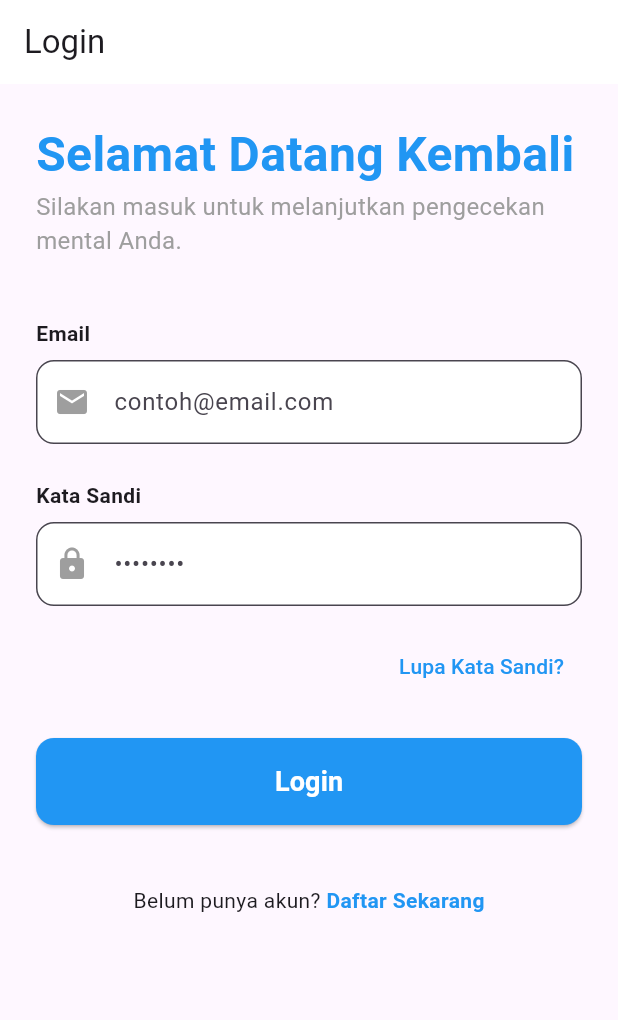
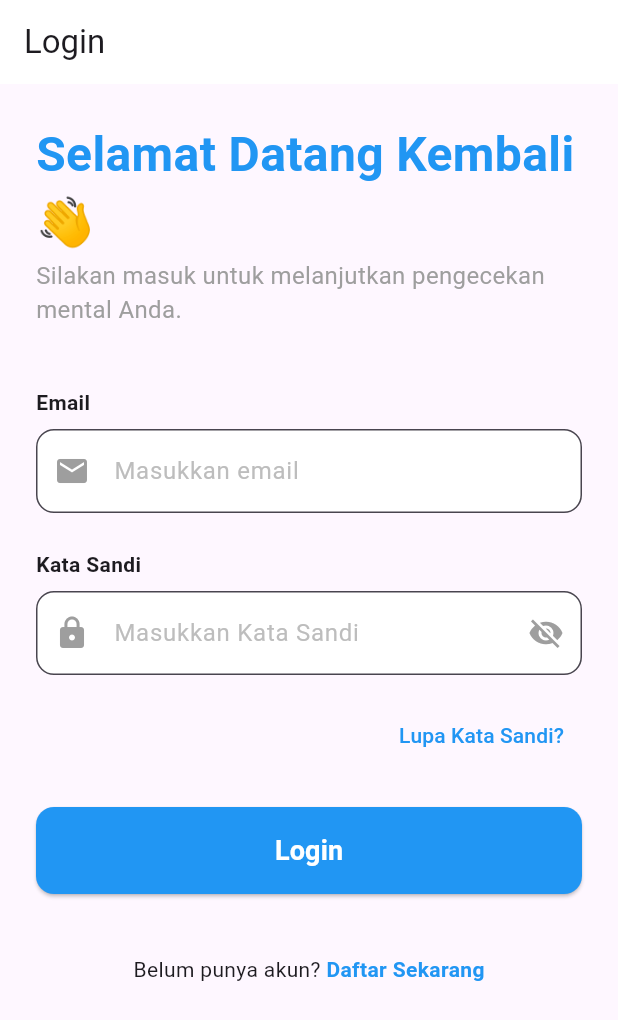
Before and after one commit to ziadsyahrul/Flutter-App-UTS-A-MT, a Flutter app: the screen it shows after launch, on a phone screen of 412 x 824 dp. Shown: the top 1020 px of the screen. Run offline on Flutter 3.47's test engine with Material 3 defaults, Android fonts, the phone set to English and light mode, and no system bars; our stand-ins replace fl_chart, shared_preferences, sqflite; accounts and stored records are empty.

Commit message:
Add Login Logic

```diff
--- a/lib/screens/auth/login_screen.dart
+++ b/lib/screens/auth/login_screen.dart
@@ -1,12 +1,70 @@
 import 'package:flutter/material.dart';
+import 'package:provider/provider.dart';
 import 'package:flutter_app_for_ues/providers/auth_provider.dart';
+import 'package:flutter_app_for_ues/screens/auth/register_screen.dart';
 import 'package:flutter_app_for_ues/screens/home/home_screen.dart';
-import 'package:provider/provider.dart';
 
+// Controllers tetap di luar class untuk akses mudah, meskipun lebih baik di dalam State
 final TextEditingController _emailController = TextEditingController();
 final TextEditingController _passwordController = TextEditingController();
 
-class LoginScreen extends StatelessWidget {
+class LoginScreen extends StatefulWidget {
+  const LoginScreen({
+    super.key,
+  }); // Tambahkan key dan ubah menjadi StatefulWidget
+
+  @override
+  State<LoginScreen> createState() => _LoginScreenState();
+}
+
+class _LoginScreenState extends State<LoginScreen> {
+  // 🔑 Variabel State untuk mengontrol status tampil/sembunyi kata sandi
+  bool _isPasswordVisible = false;
+
+  // Fungsi Pembantu untuk Dekorasi Input Field (Diperbarui untuk mendukung ikon mata)
+  InputDecoration _inputDecoration(
+    String hint,
+    IconData icon, {
+    bool isPassword = false,
+  }) {
+    return InputDecoration(
+      hintText: hint,
+      hintStyle: TextStyle(color: Colors.grey[400]),
+      prefixIcon: Icon(icon, color: Colors.grey),
+
+      // 👁️ Tambahkan Suffix Icon HANYA untuk Password Field
+      suffixIcon: isPassword
+          ? IconButton(
+              icon: Icon(
+                _isPasswordVisible ? Icons.visibility : Icons.visibility_off,
+                color: Colors.grey,
+              ),
+              onPressed: () {
+                // Perbarui state saat ikon mata ditekan
+                setState(() {
+                  _isPasswordVisible = !_isPasswordVisible; // Balik status
+                });
+              },
+            )
+          : null, // Jangan tampilkan ikon jika bukan field password
+
+      border: OutlineInputBorder(
+        borderRadius: BorderRadius.circular(12.0),
+        borderSide: const BorderSide(color: Color(0xFFE0E0E0)),
+      ),
+      focusedBorder: OutlineInputBorder(
+        borderRadius: BorderRadius.circular(12.0),
+        borderSide: const BorderSide(color: Color(0xFF2196F3), width: 2.0),
+      ),
+      filled: true,
+      fillColor: Colors.white,
+      contentPadding: const EdgeInsets.symmetric(
+        vertical: 16.0,
+        horizontal: 10.0,
+      ),
+    );
+  }
+
   @override
   Widget build(BuildContext context) {
     return Scaffold(
@@ -21,7 +79,7 @@ class LoginScreen extends StatelessWidget {
           crossAxisAlignment: CrossAxisAlignment.start,
           children: <Widget>[
             const Text(
-              'Selamat Datang Kembali',
+              'Selamat Datang Kembali 👋',
               style: TextStyle(
                 fontSize: 32,
                 fontWeight: FontWeight.bold,
@@ -34,25 +92,36 @@ class LoginScreen extends StatelessWidget {
             ),
             const SizedBox(height: 40),
 
+            // Field Email
             const Text('Email', style: TextStyle(fontWeight: FontWeight.bold)),
             const SizedBox(height: 8),
             TextFormField(
+              controller: _emailController, // ⬅️ Dihubungkan ke Controller
               keyboardType: TextInputType.emailAddress,
-              decoration: _inputDecoration('contoh@email.com', Icons.email),
+              decoration: _inputDecoration('Masukkan email', Icons.email),
             ),
             const SizedBox(height: 24),
 
+            // Field Kata Sandi
             const Text(
               'Kata Sandi',
               style: TextStyle(fontWeight: FontWeight.bold),
             ),
             const SizedBox(height: 8),
             TextFormField(
-              obscureText: true,
-              decoration: _inputDecoration('••••••••', Icons.lock),
+              controller: _passwordController, // ⬅️ Dihubungkan ke Controller
+              // Kontrol apakah teks disembunyikan menggunakan state _isPasswordVisible
+              obscureText: !_isPasswordVisible,
+              // Panggil dekorasi dengan isPassword: true untuk menampilkan ikon mata
+              decoration: _inputDecoration(
+                'Masukkan Kata Sandi',
+                Icons.lock,
+                isPassword: true,
+              ),
             ),
             const SizedBox(height: 16),
 
+            // Lupa Kata Sandi
             Align(
               alignment: Alignment.centerRight,
               child: TextButton(
@@ -67,6 +136,7 @@ class LoginScreen extends StatelessWidget {
             ),
             const SizedBox(height: 24),
 
+            // Tombol Login
             SizedBox(
               width: double.infinity,
               child: ElevatedButton(
@@ -82,6 +152,8 @@ class LoginScreen extends StatelessWidget {
 
                   if (success) {
                     // Berhasil Login: Ganti layar ke Home
+                    // Pastikan currentUserId tidak null sebelum digunakan
+                    if (auth.currentUserId != null) {
                       Navigator.pushReplacement(
                         context,
                         MaterialPageRoute(
@@ -89,6 +161,7 @@ class LoginScreen extends StatelessWidget {
                               HomeScreen(userId: auth.currentUserId!),
                         ),
                       );
+                    }
                   } else {
                     // Gagal Login: Tampilkan pesan error
                     ScaffoldMessenger.of(context).showSnackBar(
@@ -117,6 +190,7 @@ class LoginScreen extends StatelessWidget {
             ),
             const SizedBox(height: 40),
 
+            // Link ke Register
             Row(
               mainAxisAlignment: MainAxisAlignment.center,
               children: <Widget>[
@@ -124,7 +198,12 @@ class LoginScreen extends StatelessWidget {
                 GestureDetector(
                   onTap: () {
                     // Navigasi ke Halaman Register
-                    // Navigator.push(context, MaterialPageRoute(builder: (context) => const RegisterScreen()));
+                    Navigator.push(
+                      context,
+                      MaterialPageRoute(
+                        builder: (context) => const RegisterScreen(),
+                      ),
+                    );
                   },
                   child: const Text(
                     'Daftar Sekarang',
@@ -141,30 +220,4 @@ class LoginScreen extends StatelessWidget {
       ),
     );
   }
-
-  InputDecoration _inputDecoration(String hint, IconData icon) {
-    return InputDecoration(
-      hintText: hint,
-      prefixIcon: Icon(icon, color: Colors.grey),
-      border: OutlineInputBorder(
-        borderRadius: BorderRadius.circular(12.0),
-        borderSide: const BorderSide(
-          color: Color(0xFFE0E0E0),
-        ), // Border abu-abu muda
-      ),
-      focusedBorder: OutlineInputBorder(
-        borderRadius: BorderRadius.circular(12.0),
-        borderSide: const BorderSide(
-          color: Color(0xFF2196F3),
-          width: 2.0,
-        ), // Fokus Biru
-      ),
-      filled: true,
-      fillColor: Colors.white,
-      contentPadding: const EdgeInsets.symmetric(
-        vertical: 16.0,
-        horizontal: 10.0,
-      ),
-    );
 }
-}
```
Lines whose indentation alone changed are shown as unchanged.
